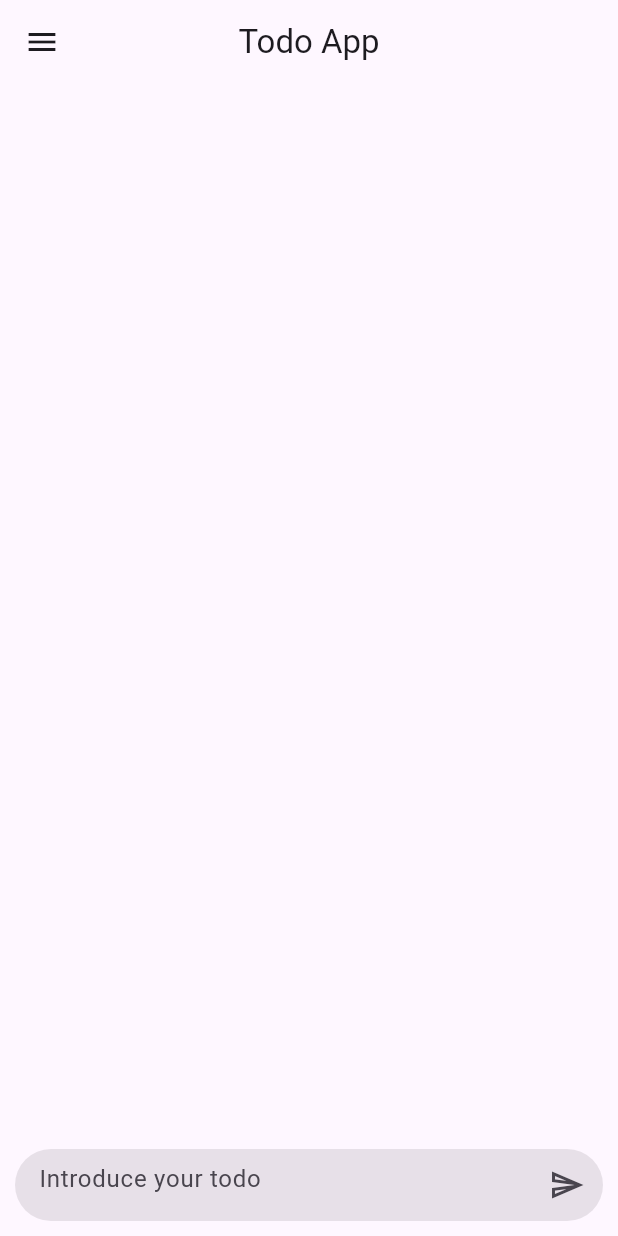
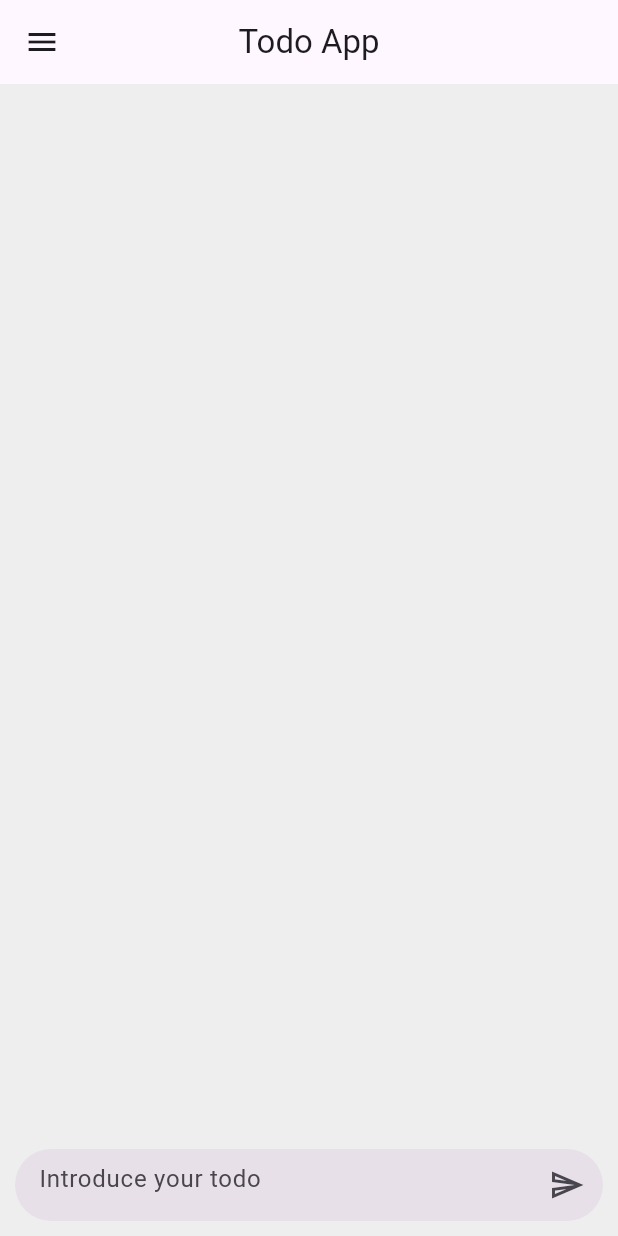
Before and after one commit to Jopt05/todo-app-flutter, a Flutter app: the screen it shows after launch, on a phone screen of 412 x 824 dp. Run offline on Flutter 3.47's test engine with Material 2 defaults, Android fonts, the phone set to English and light mode, and no system bars; our stand-ins replace animate_do.

Commit message:
Se cambió la estructura del proyecto

```diff
--- a/lib/presentation/screens/todo_screen.dart
+++ b/lib/presentation/screens/todo_screen.dart
@@ -55,6 +55,10 @@ class _TodoViewState extends State<_TodoView> {
     }
 
     return SafeArea(
+      child: Container(
+        decoration: BoxDecoration(
+          color: Colors.grey[200]
+        ),
         child: Padding(
           padding: const EdgeInsets.symmetric(horizontal: 10),
           child: Column(
@@ -106,6 +110,7 @@ class _TodoViewState extends State<_TodoView> {
             ],
           ),
         ),
+      ),
     );
   }
 }
```
Also changed, not shown: lib/presentation/widgets/todo/todo_widget.dart (+3 -4 lines). Lines whose indentation alone changed are shown as unchanged.
